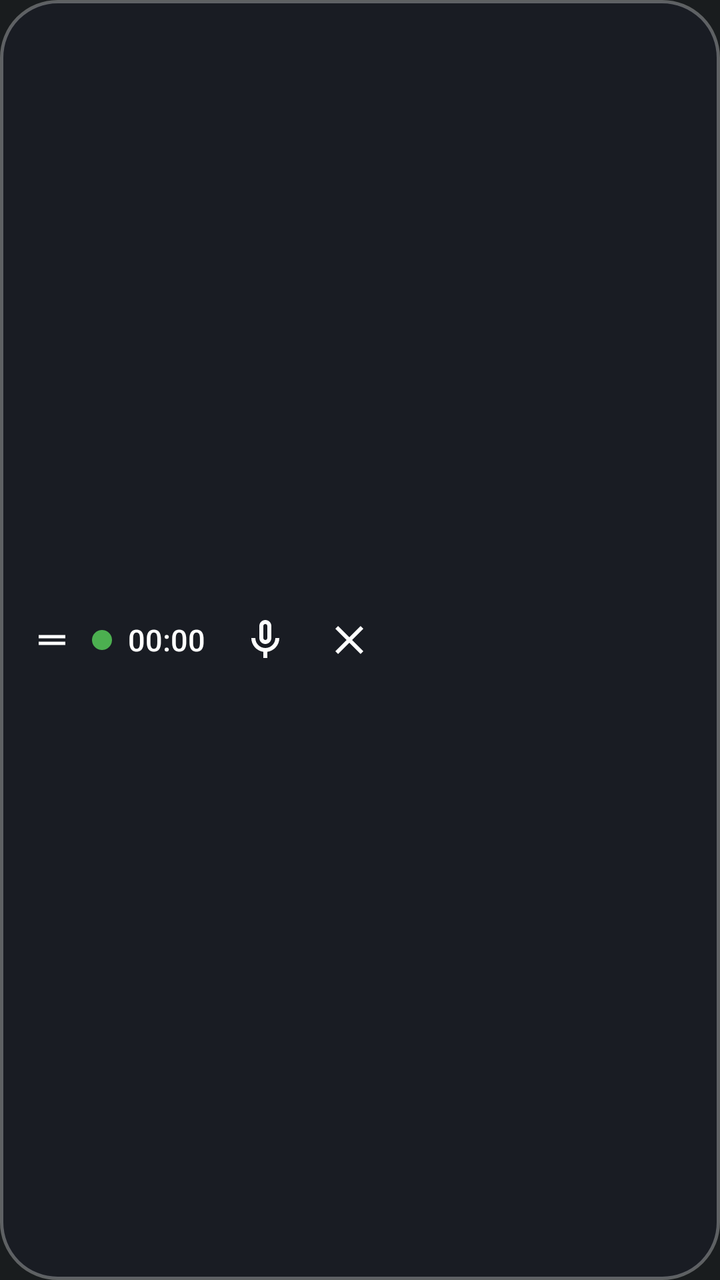
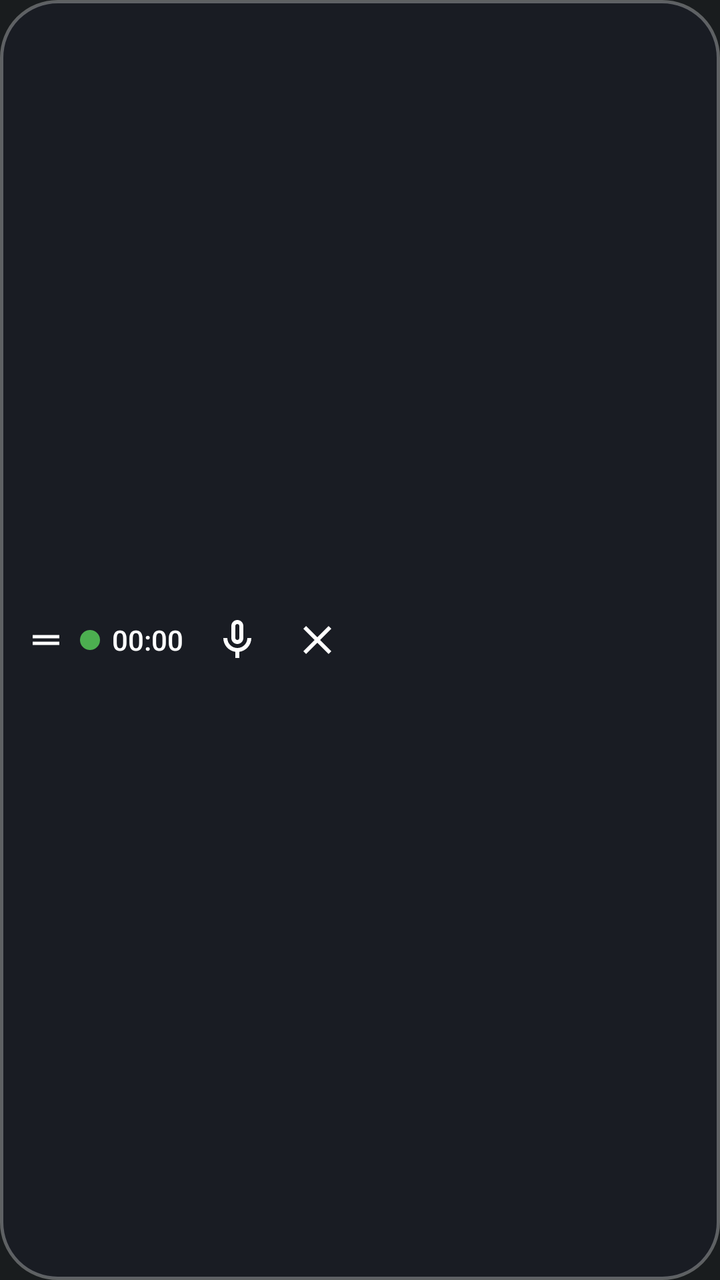

Before-and-after screenshots of an Android layout around one commit, followed by the original layout XML and the change that was made.
<!-- AndroidManifest.xml: application theme Theme.MyApplication -->
<!-- res/layout/floating_recorder_overlay.xml -->
<?xml version="1.0" encoding="utf-8"?>
<LinearLayout xmlns:android="http://schemas.android.com/apk/res/android"
    android:id="@+id/overlayRoot"
    android:layout_width="wrap_content"
    android:layout_height="wrap_content"
    android:background="@drawable/bg_floating_overlay"
    android:elevation="12dp"
    android:gravity="center_vertical"
    android:orientation="horizontal"
    android:paddingStart="12dp"
    android:paddingTop="6dp"
    android:paddingEnd="12dp"
    android:paddingBottom="6dp">

    
    <ImageView
        android:id="@+id/btnDrag"
        android:layout_width="28dp"
        android:layout_height="36dp"
        android:contentDescription="Drag Overlay"
        android:padding="4dp"
        android:src="@drawable/ic_drag_handle" />

    
    <View
        android:id="@+id/viewStatusIndicator"
        android:layout_width="10dp"
        android:layout_height="10dp"
        android:layout_marginStart="6dp"
        android:background="@drawable/bg_indicator_ready" />

    
    <TextView
        android:id="@+id/tvTimer"
        android:layout_width="wrap_content"
        android:layout_height="wrap_content"
        android:layout_marginStart="8dp"
        android:layout_marginEnd="10dp"
        android:fontFamily="sans-serif-medium"
        android:text="00:00"
        android:textColor="#FFFFFFFF"
        android:textSize="15sp" />

    
    <ImageButton
        android:id="@+id/btnRecordToggle"
        android:layout_width="40dp"
        android:layout_height="40dp"
        android:background="?android:attr/selectableItemBackgroundBorderless"
        android:contentDescription="Record or Pause"
        android:padding="8dp"
        android:src="@drawable/ic_mic" />

    
    <ImageButton
        android:id="@+id/btnStop"
        android:layout_width="40dp"
        android:layout_height="40dp"
        android:layout_marginStart="2dp"
        android:background="?android:attr/selectableItemBackgroundBorderless"
        android:contentDescription="Stop Recording"
        android:padding="8dp"
        android:src="@drawable/ic_stop"
        android:visibility="gone" />

    
    <ImageButton
        android:id="@+id/btnClose"
        android:layout_width="36dp"
        android:layout_height="36dp"
        android:layout_marginStart="4dp"
        android:background="?android:attr/selectableItemBackgroundBorderless"
        android:contentDescription="Close Overlay"
        android:padding="8dp"
        android:src="@drawable/ic_close" />

</LinearLayout>
<!-- resources referenced by this layout -->
<resources>
  <!-- drawable bg_floating_overlay (drawable) -->
  <?xml version="1.0" encoding="utf-8"?>
  <shape xmlns:android="http://schemas.android.com/apk/res/android"
      android:shape="rectangle">
      <corners android:radius="28dp" />
      <solid android:color="#E61A1C24" />
      <stroke
          android:width="1.5dp"
          android:color="#4DFFFFFF" />
      <padding
          android:bottom="8dp"
          android:left="12dp"
          android:right="12dp"
          android:top="8dp" />
  </shape>
  <!-- drawable bg_indicator_ready (drawable) -->
  <?xml version="1.0" encoding="utf-8"?>
  <shape xmlns:android="http://schemas.android.com/apk/res/android"
      android:shape="oval">
      <solid android:color="#4CAF50" />
      <size
          android:width="12dp"
          android:height="12dp" />
  </shape>
  <!-- drawable ic_close (drawable) -->
  <vector xmlns:android="http://schemas.android.com/apk/res/android"
      android:width="24dp"
      android:height="24dp"
      android:viewportWidth="24"
      android:viewportHeight="24">
      <path
          android:fillColor="#FFFFFFFF"
          android:pathData="M19,6.41L17.59,5 12,10.59 6.41,5 5,6.41 10.59,12 5,17.59 6.41,19 12,13.41 17.59,19 19,17.59 13.41,12z" />
  </vector>
  <!-- drawable ic_drag_handle (drawable) -->
  <vector xmlns:android="http://schemas.android.com/apk/res/android"
      android:width="24dp"
      android:height="24dp"
      android:viewportWidth="24"
      android:viewportHeight="24">
      <path
          android:fillColor="#FFFFFFFF"
          android:pathData="M20,9H4v2h16V9zm0,4H4v2h16v-2z" />
  </vector>
  <!-- drawable ic_stop (drawable) -->
  <vector xmlns:android="http://schemas.android.com/apk/res/android"
      android:width="24dp"
      android:height="24dp"
      android:viewportWidth="24"
      android:viewportHeight="24">
      <path
          android:fillColor="#FFFFFFFF"
          android:pathData="M6,6h12v12H6z" />
  </vector>
  <style name="Theme.MyApplication" parent="android:Theme.DeviceDefault.NoActionBar" />
  <!-- unchanged entries left out for length: 1 -->
</resources>

<!-- the commit's change to res/layout/floating_recorder_overlay.xml (unified diff, before → after) -->
@@ -7,18 +7,18 @@
     android:elevation="12dp"
     android:gravity="center_vertical"
     android:orientation="horizontal"
-    android:paddingStart="12dp"
+    android:paddingStart="10dp"
     android:paddingTop="6dp"
-    android:paddingEnd="12dp"
+    android:paddingEnd="10dp"
     android:paddingBottom="6dp">
 
     
     <ImageView
         android:id="@+id/btnDrag"
-        android:layout_width="28dp"
+        android:layout_width="26dp"
         android:layout_height="36dp"
         android:contentDescription="Drag Overlay"
-        android:padding="4dp"
+        android:padding="3dp"
         android:src="@drawable/ic_drag_handle" />
 
     
@@ -26,7 +26,7 @@
         android:id="@+id/viewStatusIndicator"
         android:layout_width="10dp"
         android:layout_height="10dp"
-        android:layout_marginStart="6dp"
+        android:layout_marginStart="4dp"
         android:background="@drawable/bg_indicator_ready" />
 
     
@@ -34,44 +34,97 @@
         android:id="@+id/tvTimer"
         android:layout_width="wrap_content"
         android:layout_height="wrap_content"
-        android:layout_marginStart="8dp"
-        android:layout_marginEnd="10dp"
+        android:layout_marginStart="6dp"
+        android:layout_marginEnd="8dp"
         android:fontFamily="sans-serif-medium"
         android:text="00:00"
         android:textColor="#FFFFFFFF"
-        android:textSize="15sp" />
+        android:textSize="14sp" />
 
     
-    <ImageButton
-        android:id="@+id/btnRecordToggle"
-        android:layout_width="40dp"
-        android:layout_height="40dp"
-        android:background="?android:attr/selectableItemBackgroundBorderless"
-        android:contentDescription="Record or Pause"
-        android:padding="8dp"
-        android:src="@drawable/ic_mic" />
+    <LinearLayout
+        android:id="@+id/layoutRecordingControls"
+        android:layout_width="wrap_content"
+        android:layout_height="wrap_content"
+        android:gravity="center_vertical"
+        android:orientation="horizontal"
+        android:visibility="visible">
+
+        
+        <ImageButton
+            android:id="@+id/btnRecordToggle"
+            android:layout_width="38dp"
+            android:layout_height="38dp"
+            android:background="?android:attr/selectableItemBackgroundBorderless"
+            android:contentDescription="Record or Pause"
+            android:padding="7dp"
+            android:src="@drawable/ic_mic" />
+
+        
+        <ImageButton
+            android:id="@+id/btnStop"
+            android:layout_width="38dp"
+            android:layout_height="38dp"
+            android:layout_marginStart="2dp"
+            android:background="?android:attr/selectableItemBackgroundBorderless"
+            android:contentDescription="Stop Recording"
+            android:padding="7dp"
+            android:src="@drawable/ic_stop"
+            android:visibility="gone" />
+    </LinearLayout>
 
     
-    <ImageButton
-        android:id="@+id/btnStop"
-        android:layout_width="40dp"
-        android:layout_height="40dp"
-        android:layout_marginStart="2dp"
-        android:background="?android:attr/selectableItemBackgroundBorderless"
-        android:contentDescription="Stop Recording"
-        android:padding="8dp"
-        android:src="@drawable/ic_stop"
-        android:visibility="gone" />
+    <LinearLayout
+        android:id="@+id/layoutPreviewControls"
+        android:layout_width="wrap_content"
+        android:layout_height="wrap_content"
+        android:gravity="center_vertical"
+        android:orientation="horizontal"
+        android:visibility="gone">
+
+        
+        <ImageButton
+            android:id="@+id/btnPreview"
+            android:layout_width="36dp"
+            android:layout_height="36dp"
+            android:layout_marginStart="2dp"
+            android:background="@drawable/bg_circle_preview"
+            android:contentDescription="@string/action_preview"
+            android:padding="7dp"
+            android:src="@drawable/ic_play" />
+
+        
+        <ImageButton
+            android:id="@+id/btnSave"
+            android:layout_width="36dp"
+            android:layout_height="36dp"
+            android:layout_marginStart="6dp"
+            android:background="@drawable/bg_circle_save"
+            android:contentDescription="@string/action_save_recording"
+            android:padding="7dp"
+            android:src="@drawable/ic_save" />
+
+        
+        <ImageButton
+            android:id="@+id/btnDiscard"
+            android:layout_width="36dp"
+            android:layout_height="36dp"
+            android:layout_marginStart="6dp"
+            android:background="@drawable/bg_circle_discard"
+            android:contentDescription="@string/action_discard_recording"
+            android:padding="8dp"
+            android:src="@drawable/ic_delete" />
+    </LinearLayout>
 
     
     <ImageButton
         android:id="@+id/btnClose"
-        android:layout_width="36dp"
-        android:layout_height="36dp"
+        android:layout_width="34dp"
+        android:layout_height="34dp"
         android:layout_marginStart="4dp"
         android:background="?android:attr/selectableItemBackgroundBorderless"
         android:contentDescription="Close Overlay"
-        android:padding="8dp"
+        android:padding="7dp"
         android:src="@drawable/ic_close" />
 
 </LinearLayout>
<!-- resource entries referenced after the edit -->
@@ -1,5 +1,23 @@
 <!-- resources referenced by this layout -->
 <resources>
+  <!-- drawable bg_circle_discard (drawable) -->
+  <?xml version="1.0" encoding="utf-8"?>
+  <shape xmlns:android="http://schemas.android.com/apk/res/android"
+      android:shape="oval">
+      <solid android:color="#D32F2F" />
+  </shape>
+  <!-- drawable bg_circle_preview (drawable) -->
+  <?xml version="1.0" encoding="utf-8"?>
+  <shape xmlns:android="http://schemas.android.com/apk/res/android"
+      android:shape="oval">
+      <solid android:color="#0288D1" />
+  </shape>
+  <!-- drawable bg_circle_save (drawable) -->
+  <?xml version="1.0" encoding="utf-8"?>
+  <shape xmlns:android="http://schemas.android.com/apk/res/android"
+      android:shape="oval">
+      <solid android:color="#2E7D32" />
+  </shape>
   <!-- drawable bg_floating_overlay (drawable) -->
   <?xml version="1.0" encoding="utf-8"?>
   <shape xmlns:android="http://schemas.android.com/apk/res/android"
@@ -34,6 +52,16 @@
           android:fillColor="#FFFFFFFF"
           android:pathData="M19,6.41L17.59,5 12,10.59 6.41,5 5,6.41 10.59,12 5,17.59 6.41,19 12,13.41 17.59,19 19,17.59 13.41,12z" />
   </vector>
+  <!-- drawable ic_delete (drawable) -->
+  <vector xmlns:android="http://schemas.android.com/apk/res/android"
+      android:width="24dp"
+      android:height="24dp"
+      android:viewportWidth="24"
+      android:viewportHeight="24">
+      <path
+          android:fillColor="#FFFFFFFF"
+          android:pathData="M6,19c0,1.1 0.9,2 2,2h8c1.1,0 2,-0.9 2,-2V7H6v12zM19,4h-3.5l-1,-1h-5l-1,1H5v2h14V4z" />
+  </vector>
   <!-- drawable ic_drag_handle (drawable) -->
   <vector xmlns:android="http://schemas.android.com/apk/res/android"
       android:width="24dp"
@@ -43,6 +71,26 @@
       <path
           android:fillColor="#FFFFFFFF"
           android:pathData="M20,9H4v2h16V9zm0,4H4v2h16v-2z" />
+  </vector>
+  <!-- drawable ic_play (drawable) -->
+  <vector xmlns:android="http://schemas.android.com/apk/res/android"
+      android:width="24dp"
+      android:height="24dp"
+      android:viewportWidth="24"
+      android:viewportHeight="24">
+      <path
+          android:fillColor="#FFFFFFFF"
+          android:pathData="M8,5v14l11,-7z" />
+  </vector>
+  <!-- drawable ic_save (drawable) -->
+  <vector xmlns:android="http://schemas.android.com/apk/res/android"
+      android:width="24dp"
+      android:height="24dp"
+      android:viewportWidth="24"
+      android:viewportHeight="24">
+      <path
+          android:fillColor="#FFFFFFFF"
+          android:pathData="M9,16.17L4.83,12l-1.42,1.41L9,19 21,7l-1.41,-1.41z" />
   </vector>
   <!-- drawable ic_stop (drawable) -->
   <vector xmlns:android="http://schemas.android.com/apk/res/android"
@@ -54,6 +102,9 @@
           android:fillColor="#FFFFFFFF"
           android:pathData="M6,6h12v12H6z" />
   </vector>
+  <string name="action_discard_recording">إلغاء وحذف التسجيل</string>
+  <string name="action_preview">معاينة التسجيل الصوتي</string>
+  <string name="action_save_recording">حفظ التسجيل</string>
   <style name="Theme.MyApplication" parent="android:Theme.DeviceDefault.NoActionBar" />
   <!-- unchanged entries left out for length: 1 -->
 </resources>
